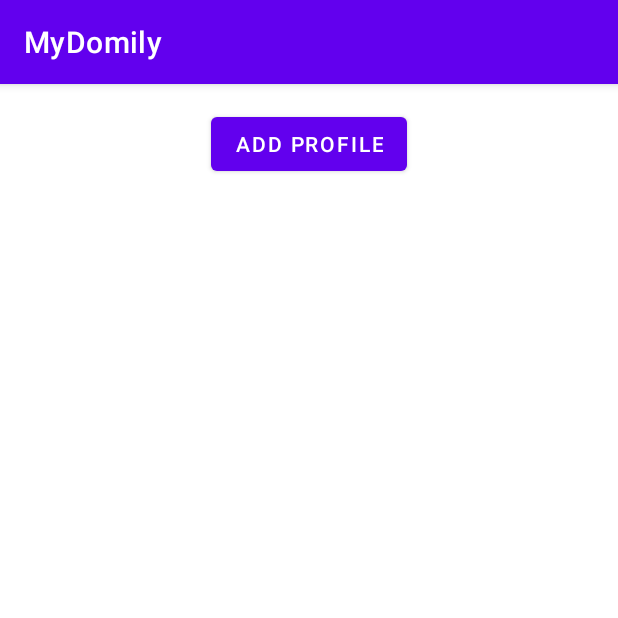
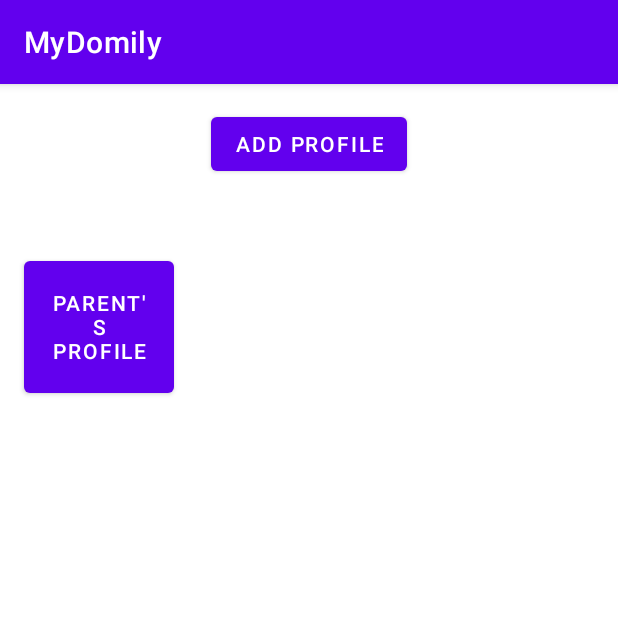
Before and after one commit to gavinrcodenext/MyDomilyApp, an Android app: the ProfilePageActivity screen opened directly, with no data from a screen before it, on a phone screen of 412 x 824 dp, the top half of it. Run offline under Robolectric (Android 15) with nearby library versions, the phone set to English and light mode, and no system bars.

Commit message:
Fixed Log In layout again and profile page layout to MyDomily

```diff
--- a/app/src/main/res/layout/activity_main.xml
+++ b/app/src/main/res/layout/activity_main.xml
@@ -9,7 +9,7 @@
     <TextView
         android:id="@+id/textView2"
         android:layout_width="100dp"
-        android:layout_height="24dp"
+        android:layout_height="16dp"
         android:layout_marginStart="76dp"
         android:layout_marginLeft="76dp"
         android:layout_marginTop="216dp"
@@ -20,21 +20,20 @@
     <EditText
         android:id="@+id/editTextTextPersonName3"
         android:layout_width="200dp"
-        android:layout_height="24dp"
+        android:layout_height="40dp"
         android:ems="10"
         android:inputType="textPersonName"
-        android:text="Name"
         app:layout_constraintEnd_toEndOf="parent"
+        app:layout_constraintHorizontal_bias="0.502"
         app:layout_constraintStart_toStartOf="parent"
         app:layout_constraintTop_toBottomOf="@+id/textView2" />
 
     <TextView
         android:id="@+id/textView3"
         android:layout_width="65dp"
-        android:layout_height="24dp"
+        android:layout_height="16dp"
         android:layout_marginStart="76dp"
         android:layout_marginLeft="76dp"
-        android:layout_marginTop="8dp"
         android:text="@string/password_input_label"
         app:layout_constraintStart_toStartOf="parent"
         app:layout_constraintTop_toBottomOf="@+id/editTextTextPersonName3" />
@@ -42,10 +41,9 @@
     <EditText
         android:id="@+id/editTextTextPersonName4"
         android:layout_width="200dp"
-        android:layout_height="24dp"
+        android:layout_height="40dp"
         android:ems="10"
         android:inputType="textPersonName"
-        android:text="Name"
         app:layout_constraintEnd_toEndOf="parent"
         app:layout_constraintStart_toStartOf="parent"
         app:layout_constraintTop_toBottomOf="@+id/textView3" />
--- a/app/src/main/res/layout/activity_profile_page.xml
+++ b/app/src/main/res/layout/activity_profile_page.xml
@@ -5,6 +5,77 @@
     android:layout_width="match_parent"
     android:layout_height="match_parent"
     tools:context=".ProfilePageActivity">
+
+    <Button
+        android:id="@+id/button15"
+        android:layout_width="100dp"
+        android:layout_height="100dp"
+        android:layout_marginStart="16dp"
+        android:layout_marginLeft="16dp"
+        android:layout_marginTop="48dp"
+        android:text="@string/parent_profile_label"
+        android:visibility="visible"
+        app:layout_constraintStart_toStartOf="parent"
+        app:layout_constraintTop_toBottomOf="@+id/button2" />
+
+    <Button
+        android:id="@+id/button13"
+        android:layout_width="100dp"
+        android:layout_height="100dp"
+        android:layout_marginTop="48dp"
+        android:text="Button"
+        android:visibility="invisible"
+        app:layout_constraintEnd_toEndOf="parent"
+        app:layout_constraintHorizontal_bias="0.501"
+        app:layout_constraintStart_toStartOf="parent"
+        app:layout_constraintTop_toBottomOf="@+id/button3" />
+
+    <Button
+        android:id="@+id/button16"
+        android:layout_width="100dp"
+        android:layout_height="100dp"
+        android:layout_marginTop="48dp"
+        android:text="Button"
+        android:visibility="invisible"
+        app:layout_constraintEnd_toEndOf="parent"
+        app:layout_constraintStart_toStartOf="parent"
+        app:layout_constraintTop_toBottomOf="@+id/button13" />
+
+    <Button
+        android:id="@+id/button14"
+        android:layout_width="100dp"
+        android:layout_height="100dp"
+        android:layout_marginTop="48dp"
+        android:layout_marginEnd="16dp"
+        android:layout_marginRight="16dp"
+        android:text="Button"
+        android:visibility="invisible"
+        app:layout_constraintEnd_toEndOf="parent"
+        app:layout_constraintTop_toBottomOf="@+id/button7" />
+
+    <Button
+        android:id="@+id/button7"
+        android:layout_width="100dp"
+        android:layout_height="100dp"
+        android:layout_marginTop="48dp"
+        android:layout_marginEnd="16dp"
+        android:layout_marginRight="16dp"
+        android:text="Button"
+        android:visibility="invisible"
+        app:layout_constraintEnd_toEndOf="parent"
+        app:layout_constraintTop_toBottomOf="@+id/button6" />
+
+    <Button
+        android:id="@+id/button5"
+        android:layout_width="100dp"
+        android:layout_height="100dp"
+        android:layout_marginStart="16dp"
+        android:layout_marginLeft="16dp"
+        android:layout_marginTop="48dp"
+        android:text="Button"
+        android:visibility="invisible"
+        app:layout_constraintStart_toStartOf="parent"
+        app:layout_constraintTop_toBottomOf="@+id/button4" />
 
     <Button
         android:id="@+id/button2"
@@ -15,4 +86,40 @@
         app:layout_constraintEnd_toEndOf="parent"
         app:layout_constraintStart_toStartOf="parent"
         app:layout_constraintTop_toTopOf="parent" />
+
+    <Button
+        android:id="@+id/button3"
+        android:layout_width="100dp"
+        android:layout_height="100dp"
+        android:layout_marginTop="48dp"
+        android:text="Button"
+        android:visibility="invisible"
+        app:layout_constraintEnd_toEndOf="parent"
+        app:layout_constraintStart_toStartOf="parent"
+        app:layout_constraintTop_toBottomOf="@+id/button2" />
+
+    <Button
+        android:id="@+id/button4"
+        android:layout_width="100dp"
+        android:layout_height="100dp"
+        android:layout_marginStart="16dp"
+        android:layout_marginLeft="16dp"
+        android:layout_marginTop="48dp"
+        android:text="Button"
+        android:visibility="invisible"
+        app:layout_constraintStart_toStartOf="parent"
+        app:layout_constraintTop_toBottomOf="@+id/button15" />
+
+    <Button
+        android:id="@+id/button6"
+        android:layout_width="100dp"
+        android:layout_height="100dp"
+        android:layout_marginTop="48dp"
+        android:layout_marginEnd="16dp"
+        android:layout_marginRight="16dp"
+        android:text="Button"
+        android:visibility="invisible"
+        app:layout_constraintEnd_toEndOf="parent"
+        app:layout_constraintTop_toBottomOf="@+id/button2" />
+
 </androidx.constraintlayout.widget.ConstraintLayout>
--- a/app/src/main/res/values/strings.xml
+++ b/app/src/main/res/values/strings.xml
@@ -4,5 +4,6 @@
     <string name="password_input_label">Password</string>
     <string name="log_in_button_label">Log In</string>
     <string name="add_profile_button_label">Add Profile</string>
+    <string name="parent_profile_label">Parent\'s Profile</string>
 
 </resources>
```
